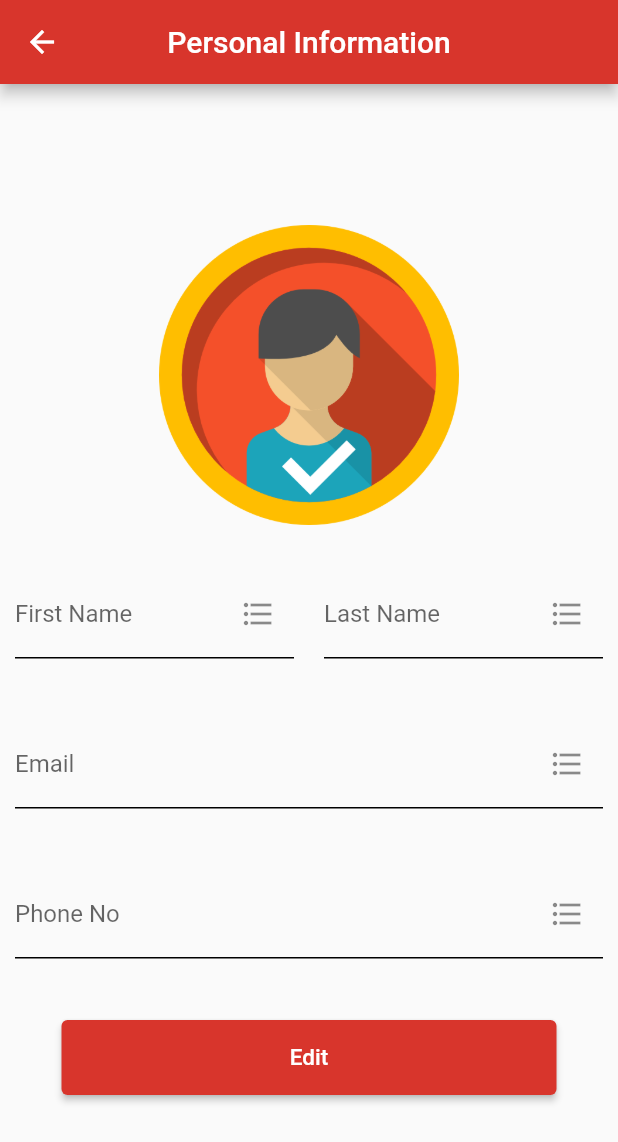
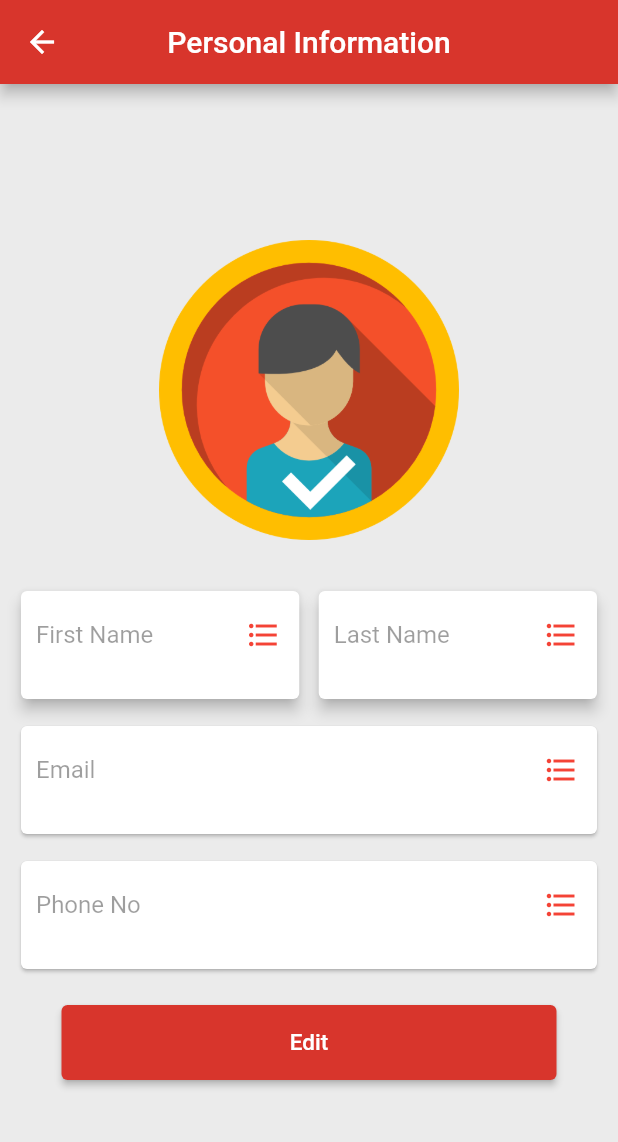
Before and after one commit to RakshithaDi/Food-Ordering-Application, a Flutter app: the PersonalInfo screen opened directly, on a phone screen of 412 x 824 dp. Shown: the top 1142 px of the screen. Run offline on Flutter 3.47's test engine with Material 2 defaults, Android fonts, the phone set to English and light mode, and no system bars; our stand-ins replace anim_search_bar, cloud_firestore, dots_indicator, firebase_auth, firebase_core, firebase_storage and 4 more; missing offline and left inert: pay, payhere_mobilesdk_flutter, search_page; accounts and stored records are empty.

Commit message:
done with personal ui backend implementation

```diff
--- a/food_ordering_application/lib/Home/personalinfo.dart
+++ b/food_ordering_application/lib/Home/personalinfo.dart
@@ -5,6 +5,7 @@ import 'package:flutter/material.dart';
 import '../constant.dart';
 
 class PersonalInfo extends StatefulWidget {
+  static String id = 'personalInfo';
   @override
   _PersonalInfoState createState() => _PersonalInfoState();
 }
@@ -19,7 +20,7 @@ class _PersonalInfoState extends State<PersonalInfo> {
   String fname;
   String lname;
   String phoneno;
-  bool edit = true;
+  bool edit = false;
 
   @override
   void initState() {
@@ -58,15 +59,16 @@ class _PersonalInfoState extends State<PersonalInfo> {
     phoneNoController.text = phoneno;
     //var decorationOutline = OutlineInputBorder(borderRadius: BorderRadius.circular(0));
 
-    var outlineBorder = OutlineInputBorder(
-      borderRadius: BorderRadius.circular(0),
-      borderSide: BorderSide(color: Colors.black),
-    );
-
-    var underlineBorder = UnderlineInputBorder(
-        // borderSide: BorderSide(color: Colors.blue),
-        );
+    // var outlineBorder = OutlineInputBorder(
+    //   borderRadius: BorderRadius.circular(0),
+    //   borderSide: BorderSide(color: Colors.black),
+    // );
+    //
+    // var underlineBorder = UnderlineInputBorder(
+    //     // borderSide: BorderSide(color: Colors.blue),
+    //     );
     return Scaffold(
+      backgroundColor: kbackgroundcolor,
       appBar: AppBar(
         centerTitle: true,
         title: Text('Personal Information'),
@@ -84,7 +86,7 @@ class _PersonalInfoState extends State<PersonalInfo> {
                 child: Column(
                   children: [
                     Center(
-                        child: edit == false
+                      child: edit == true
                           ? Padding(
                               padding: EdgeInsets.only(bottom: 20),
                               child: Text(
@@ -109,17 +111,21 @@ class _PersonalInfoState extends State<PersonalInfo> {
                 ),
               ),
               Container(
-                  margin: EdgeInsets.only(left: 10, right: 10),
+                margin: EdgeInsets.only(left: 10, right: 10, bottom: 10),
                 child: Row(
                   // mainAxisAlignment: MainAxisAlignment.center,
                   // crossAxisAlignment: CrossAxisAlignment.center,
                   children: [
                     Expanded(
                       child: SizedBox(
-                            height: 100,
+                          height: 80,
+                          child: Card(
+                            elevation: edit == false ? 4 : 0,
+                            color:
+                                edit == false ? Colors.white : kbackgroundcolor,
                             child: TextFormField(
                               textAlign: TextAlign.center,
-                              readOnly: edit,
+                              enabled: edit,
                               validator: (value) {
                                 if (value == null || value.isEmpty) {
                                   return 'Please enter your first name';
@@ -127,26 +133,40 @@ class _PersonalInfoState extends State<PersonalInfo> {
                                 return null;
                               },
                               decoration: InputDecoration(
-                                enabledBorder: edit == true
-                                    ? underlineBorder
-                                    : outlineBorder,
-                                labelText: 'First Name',
-                                suffixIcon: edit == true
-                                    ? Icon(Icons.format_list_bulleted)
+                                label: Padding(
+                                  padding: const EdgeInsets.only(left: 10),
+                                  child: Text('First Name'),
+                                ),
+                                border: edit == false
+                                    ? InputBorder.none
+                                    : UnderlineInputBorder(
+                                        borderSide:
+                                            BorderSide(color: Colors.blue),
+                                      ),
+                                suffixIcon: edit == false
+                                    ? Icon(
+                                        Icons.format_list_bulleted,
+                                        color: Colors.red,
+                                      )
                                     : Icon(Icons.drive_file_rename_outline),
                               ),
                               controller: firstNameController,
+                            ),
                           )),
                     ),
                     SizedBox(
-                        width: 20,
+                      width: 5,
                     ),
                     Expanded(
                       child: SizedBox(
-                            height: 100,
+                          height: 80,
+                          child: Card(
+                            elevation: edit == false ? 4 : 0,
+                            color:
+                                edit == false ? Colors.white : kbackgroundcolor,
                             child: TextFormField(
                               textAlign: TextAlign.center,
-                              readOnly: edit,
+                              enabled: edit,
                               validator: (value) {
                                 if (value == null || value.isEmpty) {
                                   return 'Please enter your last name';
@@ -154,65 +174,91 @@ class _PersonalInfoState extends State<PersonalInfo> {
                                 return null;
                               },
                               decoration: InputDecoration(
-                                enabledBorder: edit == true
-                                    ? underlineBorder
-                                    : outlineBorder,
-                                labelText: 'Last Name',
-                                suffixIcon: edit == true
-                                    ? Icon(Icons.format_list_bulleted)
+                                border: edit == false
+                                    ? InputBorder.none
+                                    : UnderlineInputBorder(
+                                        borderSide:
+                                            BorderSide(color: Colors.blue),
+                                      ),
+                                label: Padding(
+                                  padding: const EdgeInsets.only(left: 10),
+                                  child: Text('Last Name'),
+                                ),
+                                suffixIcon: edit == false
+                                    ? Icon(
+                                        Icons.format_list_bulleted,
+                                        color: Colors.red,
+                                      )
                                     : Icon(Icons.drive_file_rename_outline),
                               ),
                               controller: secondNameController,
+                            ),
                           )),
                     )
                   ],
                 ),
               ),
               Container(
-                    margin: EdgeInsets.only(left: 10, right: 10),
-                    height: 100,
+                  margin: EdgeInsets.only(left: 10, right: 10, bottom: 10),
+                  height: 80,
+                  child: Card(
                     child: TextFormField(
                       textAlign: TextAlign.center,
-                      readOnly: edit,
+                      // readOnly: true,
+                      enabled: false,
                       validator: (value) {
                         if (value == null || value.isEmpty) {
-                          return 'Please enter your first name';
+                          return 'Please enter your email address';
                         }
                         return null;
                       },
                       decoration: InputDecoration(
-                        enabledBorder:
-                            edit == true ? underlineBorder : outlineBorder,
-                        labelText: 'Email',
-                        suffixIcon: edit == true
-                            ? Icon(Icons.format_list_bulleted)
+                        border: InputBorder.none,
+                        label: Padding(
+                          padding: const EdgeInsets.only(left: 10),
+                          child: Text('Email'),
+                        ),
+                        suffixIcon: edit == false
+                            ? Icon(
+                                Icons.format_list_bulleted,
+                                color: Colors.red,
+                              )
                             : Icon(Icons.drive_file_rename_outline),
                       ),
                       controller: emailController,
+                    ),
                   )),
               Container(
-                    margin: EdgeInsets.only(left: 10, right: 10),
-                    height: 100,
+                  margin: EdgeInsets.only(left: 10, right: 10, bottom: 20),
+                  height: 80,
+                  child: Card(
                     child: TextFormField(
                       textAlign: TextAlign.center,
-                      readOnly: true,
+                      // readOnly: true,
+                      enabled: false,
                       validator: (value) {
                         if (value == null || value.isEmpty) {
-                          return 'Please enter your first name';
+                          return 'Please enter your phone number';
                         }
                         return null;
                       },
                       decoration: InputDecoration(
-                        enabledBorder:
-                            edit == true ? underlineBorder : outlineBorder,
-                        labelText: 'Phone No',
-                        suffixIcon: edit == true
-                            ? Icon(Icons.format_list_bulleted)
+                        border: InputBorder.none,
+                        label: Padding(
+                          padding: const EdgeInsets.only(left: 10),
+                          child: Text('Phone No'),
+                        ),
+                        suffixIcon: edit == false
+                            ? Icon(
+                                Icons.format_list_bulleted,
+                                color: Colors.red,
+                              )
                             : Icon(Icons.drive_file_rename_outline),
                       ),
                       controller: phoneNoController,
+                    ),
                   )),
-                edit == true
+              edit == false
                   ? Align(
                       alignment: Alignment.bottomCenter,
                       child: SizedBox(
@@ -226,7 +272,7 @@ class _PersonalInfoState extends State<PersonalInfo> {
                             // Validate returns true if the form is valid, or false otherwise.
                             if (_formKey.currentState.validate()) {}
                             setState(() {
-                                edit = false;
+                              edit = true;
                             });
                           },
                           child: const Text(
@@ -247,10 +293,9 @@ class _PersonalInfoState extends State<PersonalInfo> {
                           ),
                           onPressed: () {
                             // Validate returns true if the form is valid, or false otherwise.
-                              if (_formKey.currentState.validate()) {}
-                              setState(() {
-                                edit = false;
-                              });
+                            if (_formKey.currentState.validate()) {
+                              showAlertDialog(context);
+                            }
                           },
                           child: const Text(
                             'Update',
@@ -262,6 +307,64 @@ class _PersonalInfoState extends State<PersonalInfo> {
             ],
           ),
         ),
-        ));
+      ),
+    );
+  }
+
+  showAlertDialog(BuildContext context) {
+    // set up the buttons
+    Widget continueButton = TextButton(
+      child: Text(
+        "Yes",
+        style: TextStyle(
+          fontSize: 16.0,
+          color: Colors.red,
+        ),
+      ),
+      onPressed: () {
+        FirebaseFirestore.instance
+            .collection("userprofile")
+            .doc(userEmail)
+            .update({
+              "fname": firstNameController.text,
+              "lname": secondNameController.text,
+            })
+            .then((value) => print("Records Updated Successfully!"))
+            .catchError((error) => print("Failed: $error"));
+
+        Navigator.pop(context);
+        setState(() {
+          Navigator.pushReplacementNamed(context, PersonalInfo.id);
+          edit = false;
+        });
+      },
+    );
+    Widget cancelButton = TextButton(
+      child: Text(
+        "No",
+        style: TextStyle(
+          fontSize: 16.0,
+          color: Colors.black,
+        ),
+      ),
+      onPressed: () {
+        Navigator.of(context, rootNavigator: true).pop();
+      },
+    );
+    AlertDialog alert = AlertDialog(
+      // title: Text("Confirm"),
+      content: Text("Are your sure you want to change it?"),
+      actions: [
+        continueButton,
+        cancelButton,
+      ],
+    );
+    // show the dialog
+    showDialog(
+      context: context,
+      builder: (BuildContext context) {
+        return alert;
+      },
+    );
   }
 }
--- a/food_ordering_application/lib/main.dart
+++ b/food_ordering_application/lib/main.dart
@@ -5,6 +5,7 @@ import 'package:firebase_core/firebase_core.dart';
 import 'package:flutter/foundation.dart';
 import 'package:flutter/material.dart';
 import 'package:food_ordering_application/Home/orders.dart';
+import 'package:food_ordering_application/Home/personalinfo.dart';
 import 'package:get/get.dart';
 import 'Authentication/login.dart';
 import 'Authentication/otp_setup.dart';
@@ -56,6 +57,7 @@ class FoodOrderingApp extends StatelessWidget {
         Account.id: (context) => Account(),
         Home.id: (context) => Home(),
         OrderDetails.id: (context) => OrderDetails(),
+        PersonalInfo.id: (context) => PersonalInfo(),
       },
       home: ViewController(streamController.stream),
       debugShowCheckedModeBanner: false,
```
Also changed, not shown: food_ordering_application/lib/Home/orderdetails.dart (+7 -2 lines), food_ordering_application/lib/Home/orders.dart (+17 -13 lines). Lines whose indentation alone changed are shown as unchanged.
